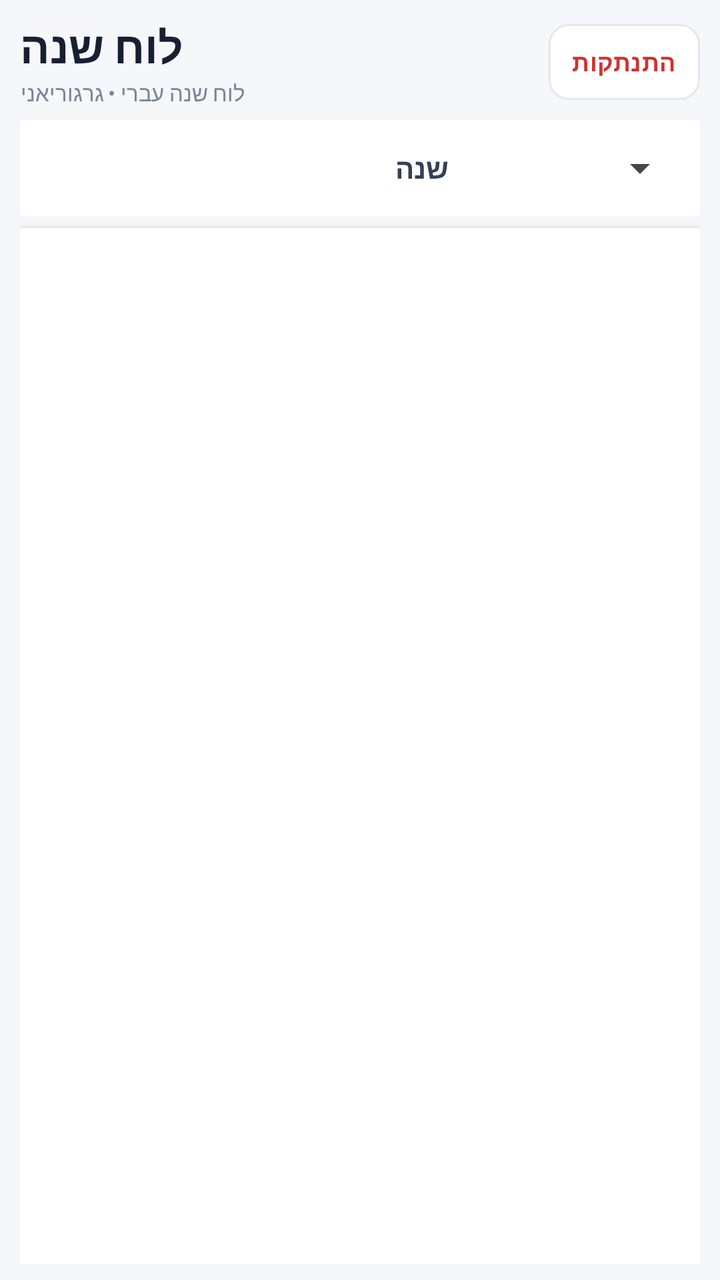
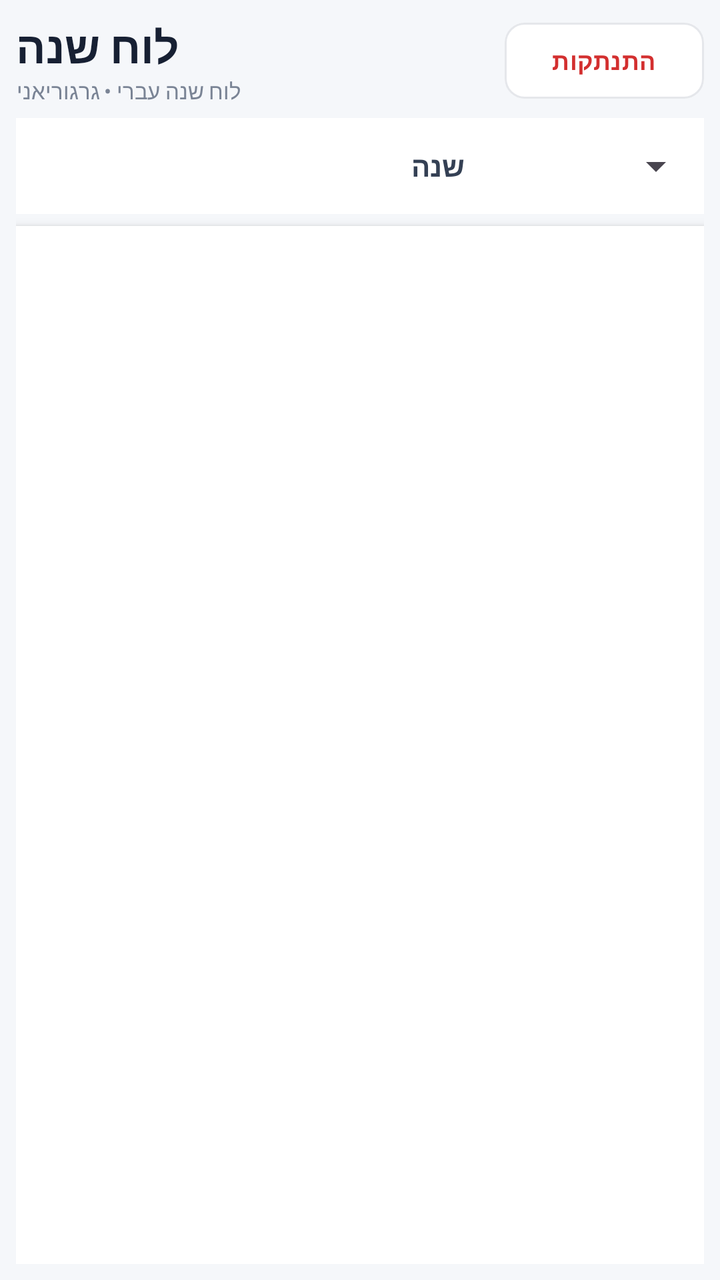

Two renders of the same Android screen: before a commit and after it. Below are the layout's source before the change and the commit's diff.
<!-- AndroidManifest.xml: application theme Theme.HebrewCalendar -->
<!-- res/layout/fragment_calendar.xml -->
<?xml version="1.0" encoding="utf-8"?>
<LinearLayout
    xmlns:android="http://schemas.android.com/apk/res/android"
    xmlns:app="http://schemas.android.com/apk/res-auto"
    android:layout_width="match_parent"
    android:layout_height="match_parent"
    android:orientation="vertical"
    android:background="#F5F7FA"
    android:paddingStart="10dp"
    android:paddingEnd="10dp"
    android:paddingTop="8dp"
    android:paddingBottom="8dp">

    
    
    

    <LinearLayout
        android:layout_width="match_parent"
        android:layout_height="wrap_content"
        android:orientation="horizontal"
        android:gravity="center_vertical"
        android:layout_marginBottom="6dp">

        <LinearLayout
            android:layout_width="0dp"
            android:layout_height="wrap_content"
            android:layout_weight="1"
            android:orientation="vertical">

            <TextView
                android:layout_width="wrap_content"
                android:layout_height="wrap_content"
                android:text="לוח שנה"
                android:textColor="#172033"
                android:textSize="22sp"
                android:textStyle="bold"/>

            <TextView
                android:layout_width="wrap_content"
                android:layout_height="wrap_content"
                android:text="לוח שנה עברי • גרגוריאני"
                android:textColor="#7A8495"
                android:textSize="11sp"
                android:layout_marginTop="1dp"/>

        </LinearLayout>


        
        <com.google.android.material.button.MaterialButton
            android:id="@+id/logoutButton"
            android:layout_width="wrap_content"
            android:layout_height="38dp"
            android:text="התנתקות"
            android:textColor="#D32F2F"
            android:textSize="12sp"
            android:textStyle="bold"
            android:backgroundTint="#FFFFFF"
            android:paddingStart="12dp"
            android:paddingEnd="12dp"
            android:minWidth="0dp"
            android:minHeight="0dp"
            android:insetTop="0dp"
            android:insetBottom="0dp"
            app:cornerRadius="10dp"
            app:strokeColor="#E5E7EB"
            app:strokeWidth="1dp"/>

    </LinearLayout>


    
    
    

    <LinearLayout
        android:layout_width="match_parent"
        android:layout_height="48dp"
        android:orientation="horizontal"
        android:gravity="center_vertical"
        android:background="#FFFFFF"
        android:paddingStart="12dp"
        android:paddingEnd="6dp"
        android:layout_marginBottom="6dp">

        <TextView
            android:layout_width="0dp"
            android:layout_height="wrap_content"
            android:layout_weight="1"
            android:text="שנה"
            android:textColor="#344054"
            android:textSize="14sp"
            android:textStyle="bold"/>

        <Spinner
            android:id="@+id/yearSpinner"
            android:layout_width="120dp"
            android:layout_height="42dp"
            android:spinnerMode="dropdown"/>

    </LinearLayout>


    
    
    

    <FrameLayout
        android:id="@+id/calendarViewport"
        android:layout_width="match_parent"
        android:layout_height="0dp"
        android:layout_weight="1"
        android:background="#FFFFFF"
        android:elevation="3dp">

        <FrameLayout
            android:id="@+id/calendarContainer"
            android:layout_width="match_parent"
            android:layout_height="match_parent"/>

    </FrameLayout>

</LinearLayout>
<!-- resources referenced by this layout -->
<resources>
  <style name="Theme.HebrewCalendar" parent="Base.Theme.HebrewCalendar" />
  <style name="Base.Theme.HebrewCalendar" parent="Theme.Material3.DayNight.NoActionBar">
          
          
      </style>
</resources>

<!-- the commit's change to res/layout/fragment_calendar.xml (unified diff, before → after) -->
@@ -1,24 +1,15 @@
 <?xml version="1.0" encoding="utf-8"?>
-<LinearLayout
-    xmlns:android="http://schemas.android.com/apk/res/android"
+<LinearLayout xmlns:android="http://schemas.android.com/apk/res/android"
     xmlns:app="http://schemas.android.com/apk/res-auto"
     android:layout_width="match_parent"
     android:layout_height="match_parent"
     android:orientation="vertical"
     android:background="#F5F7FA"
-    android:paddingStart="10dp"
-    android:paddingEnd="10dp"
-    android:paddingTop="8dp"
-    android:paddingBottom="8dp">
-
-    
-    
-    
+    android:padding="8dp">
 
     <LinearLayout
         android:layout_width="match_parent"
         android:layout_height="wrap_content"
-        android:orientation="horizontal"
         android:gravity="center_vertical"
         android:layout_marginBottom="6dp">
 
@@ -41,13 +32,9 @@
                 android:layout_height="wrap_content"
                 android:text="לוח שנה עברי • גרגוריאני"
                 android:textColor="#7A8495"
-                android:textSize="11sp"
-                android:layout_marginTop="1dp"/>
-
+                android:textSize="11sp"/>
         </LinearLayout>
 
-
-        
         <com.google.android.material.button.MaterialButton
             android:id="@+id/logoutButton"
             android:layout_width="wrap_content"
@@ -57,8 +44,6 @@
             android:textSize="12sp"
             android:textStyle="bold"
             android:backgroundTint="#FFFFFF"
-            android:paddingStart="12dp"
-            android:paddingEnd="12dp"
             android:minWidth="0dp"
             android:minHeight="0dp"
             android:insetTop="0dp"
@@ -66,22 +51,14 @@
             app:cornerRadius="10dp"
             app:strokeColor="#E5E7EB"
             app:strokeWidth="1dp"/>
-
     </LinearLayout>
-
-
-    
-    
-    
 
     <LinearLayout
         android:layout_width="match_parent"
         android:layout_height="48dp"
-        android:orientation="horizontal"
         android:gravity="center_vertical"
         android:background="#FFFFFF"
         android:paddingStart="12dp"
-        android:paddingEnd="6dp"
         android:layout_marginBottom="6dp">
 
         <TextView
@@ -98,13 +75,7 @@
             android:layout_width="120dp"
             android:layout_height="42dp"
             android:spinnerMode="dropdown"/>
-
     </LinearLayout>
-
-
-    
-    
-    
 
     <FrameLayout
         android:id="@+id/calendarViewport"
@@ -118,7 +89,6 @@
             android:id="@+id/calendarContainer"
             android:layout_width="match_parent"
             android:layout_height="match_parent"/>
-
     </FrameLayout>
 
 </LinearLayout>
